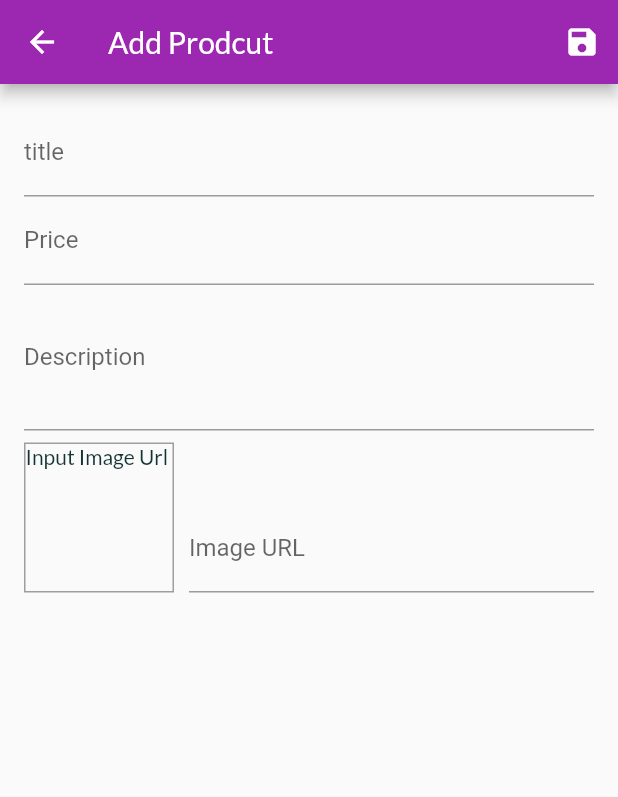
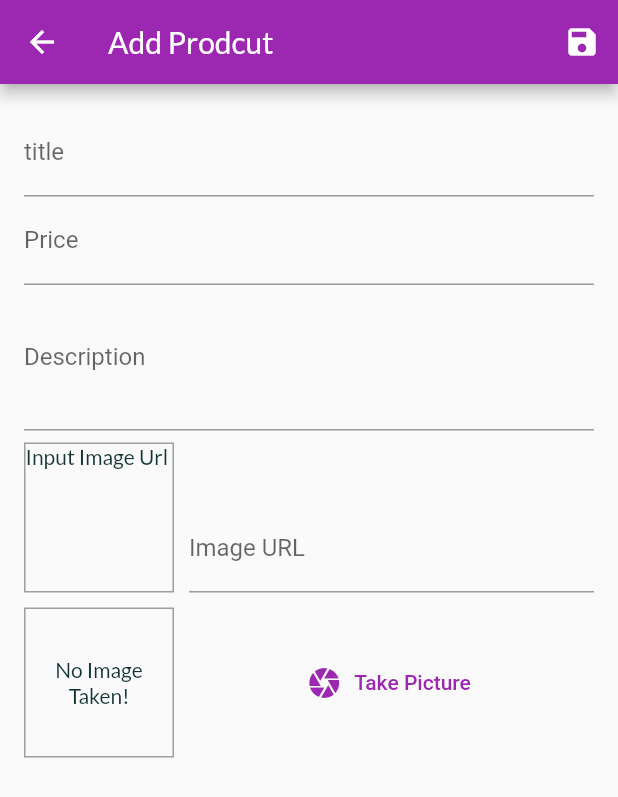
Before and after one commit to MahmoudAbdelFatah/shop-flutter-app, a Flutter app: the EditProductsScreen screen opened by its route, on a phone screen of 412 x 824 dp. Shown: the top 797 px of the screen. Run offline on Flutter 3.47's test engine with Material 2 defaults, Android fonts, the phone set to English and light mode, and no system bars; our stand-ins replace image_picker, shared_preferences; accounts and stored records are empty.

Commit message:
shopping app

```diff
--- a/lib/screens/edit_products_screen.dart
+++ b/lib/screens/edit_products_screen.dart
@@ -1,8 +1,11 @@
+import 'dart:io';
+
 import 'package:flutter/material.dart';
 import 'package:provider/provider.dart';
 
 import '../providers/product.dart';
 import '../providers/products.dart';
+import '../widgets/image_input.dart';
 
 class EditProductsScreen extends StatefulWidget {
   static const screenName = 'edit-products';
@@ -35,6 +38,11 @@ class _EditProductsScreenState extends State<EditProductsScreen> {
 
   var _isInit = true; //to make sure that i don't tun this too often
   var _isLoading = false;
+  File _pickedImage;
+
+  void _selectedImage(File pickedImage) {
+    _pickedImage = pickedImage;
+  }
 
   @override
   void initState() {
@@ -93,10 +101,12 @@ class _EditProductsScreenState extends State<EditProductsScreen> {
       _isLoading = true;
     });
     try {
-      if (_editedProduct.id != null) {//Edit exist product
+      if (_editedProduct.id != null) {
+        //Edit exist product
         await Provider.of<Products>(context, listen: false)
             .updateProduct(_editedProduct.id, _editedProduct);
-      } else {//add new product
+      } else {
+        //add new product
         await Provider.of<Products>(context, listen: false)
             .addProduct(_editedProduct);
       }
@@ -285,8 +295,11 @@ class _EditProductsScreenState extends State<EditProductsScreen> {
                               },
                             ),
                           ),
+
                         ],
                       ),
+                      SizedBox(height: 10),
+                      ImageInput(_selectedImage),
                     ],
                   ),
                 ),
--- /dev/null
+++ b/lib/widgets/image_input.dart
@@ -0,0 +1,73 @@
+import 'dart:io';
+
+import 'package:flutter/material.dart';
+import 'package:image_picker/image_picker.dart';
+import 'package:path_provider/path_provider.dart' as syspaths;
+import 'package:path/path.dart' as path;
+
+class ImageInput extends StatefulWidget {
+  Function onSelectedImage;
+
+  ImageInput(this.onSelectedImage);
+
+  @override
+  _ImageInputState createState() => _ImageInputState();
+}
+
+class _ImageInputState extends State<ImageInput> {
+  File _storedImage;
+
+  Future<void> _takePicture() async {
+    //open camera to take an image
+    final imageFile = await ImagePicker.pickImage(
+      source: ImageSource.camera,
+      maxWidth: 600,
+      maxHeight: 600,
+    );
+    if (imageFile != null) {
+      setState(() {
+        _storedImage = imageFile;
+      });
+      //save the image on the offline storage
+      final appDir = await syspaths.getApplicationDocumentsDirectory();
+      final fileName = path.basename(imageFile.path);
+      final savedImage = await imageFile.copy('${appDir.path}/$fileName');
+      widget.onSelectedImage(savedImage);
+    }
+  }
+
+  @override
+  Widget build(BuildContext context) {
+    return Row(
+      children: [
+        Container(
+          height: 100,
+          width: 100,
+          decoration: BoxDecoration(
+            border: Border.all(width: 1, color: Colors.grey),
+          ),
+          child: _storedImage != null
+              ? Image.file(
+                  _storedImage,
+                  fit: BoxFit.cover,
+                  width: double.infinity,
+                )
+              : Text(
+                  'No Image Taken!',
+                  textAlign: TextAlign.center,
+                ),
+          alignment: Alignment.center,
+        ),
+        SizedBox(width: 10),
+        Expanded(
+          child: FlatButton.icon(
+            onPressed: _takePicture,
+            icon: Icon(Icons.camera),
+            label: Text('Take Picture'),
+            textColor: Theme.of(context).primaryColor,
+          ),
+        ),
+      ],
+    );
+  }
+}
--- a/pubspec.yaml
+++ b/pubspec.yaml
@@ -27,6 +27,9 @@ dependencies:
   provider: ^4.1.0
   http: ^0.12.1
   shared_preferences: ^0.5.7+1
+  image_picker: ^0.6.6+1
+  path_provider: ^1.6.8
+  path: ^1.6.4
 
 
   # The following adds the Cupertino Icons font to your application.
```
Also changed, not shown: pubspec.lock.
